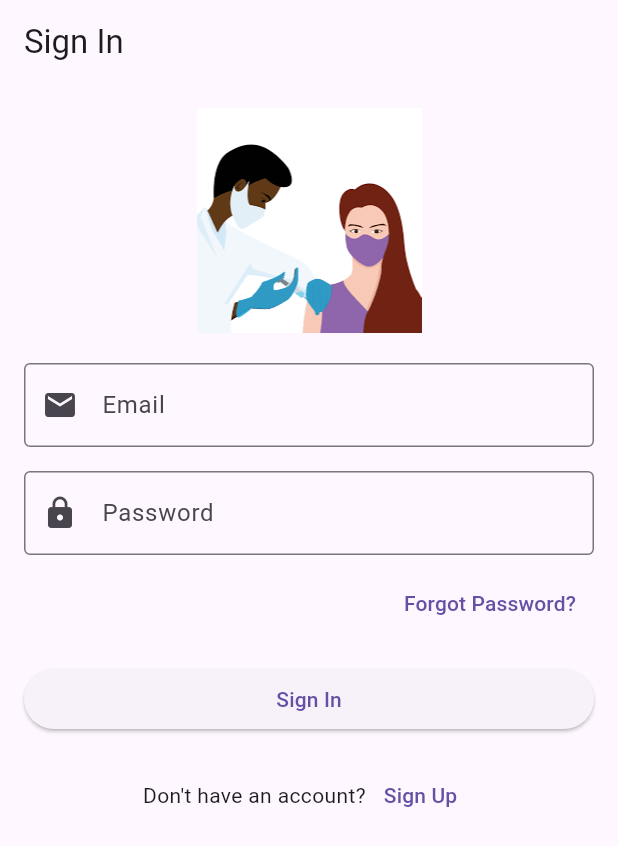
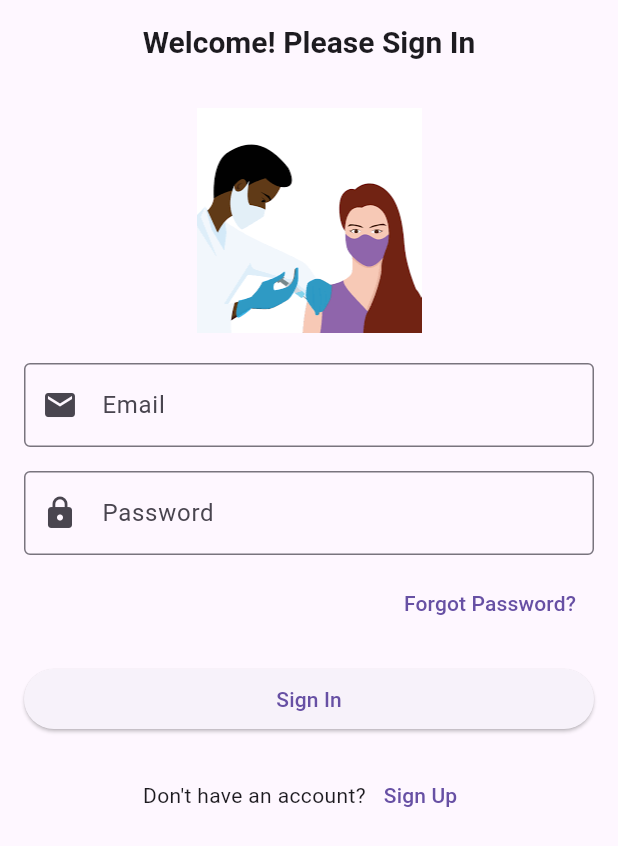
Before and after one commit to Dilipjp/Covid-vaccination-Scheduling, a Flutter app: the screen it shows after launch, after a tap on the "logout" icon, on a phone screen of 412 x 824 dp. Shown: the top 846 px of the screen. Run offline on Flutter 3.47's test engine with Material 3 defaults, Android fonts, the light colour scheme and no system bars; our stand-ins replace cloud_firestore, firebase_auth, firebase_core; accounts and stored records are empty.

Commit message:
Sign in page modified

```diff
--- a/lib/screens/sign_in_screen.dart
+++ b/lib/screens/sign_in_screen.dart
@@ -108,7 +108,16 @@ class _SignInScreenState extends State<SignInScreen> {
   Widget build(BuildContext context) {
     return Scaffold(
       appBar: AppBar(
-        title: const Text('Sign In'),
+        title: const Center(
+          child: Text(
+            'Welcome! Please Sign In',
+            style: TextStyle(
+              fontSize: 20.0,
+              fontWeight: FontWeight.bold,
+            ),
+          ),
+        )
+        ,
       ),
       body: SingleChildScrollView(
         child: Padding(
```
